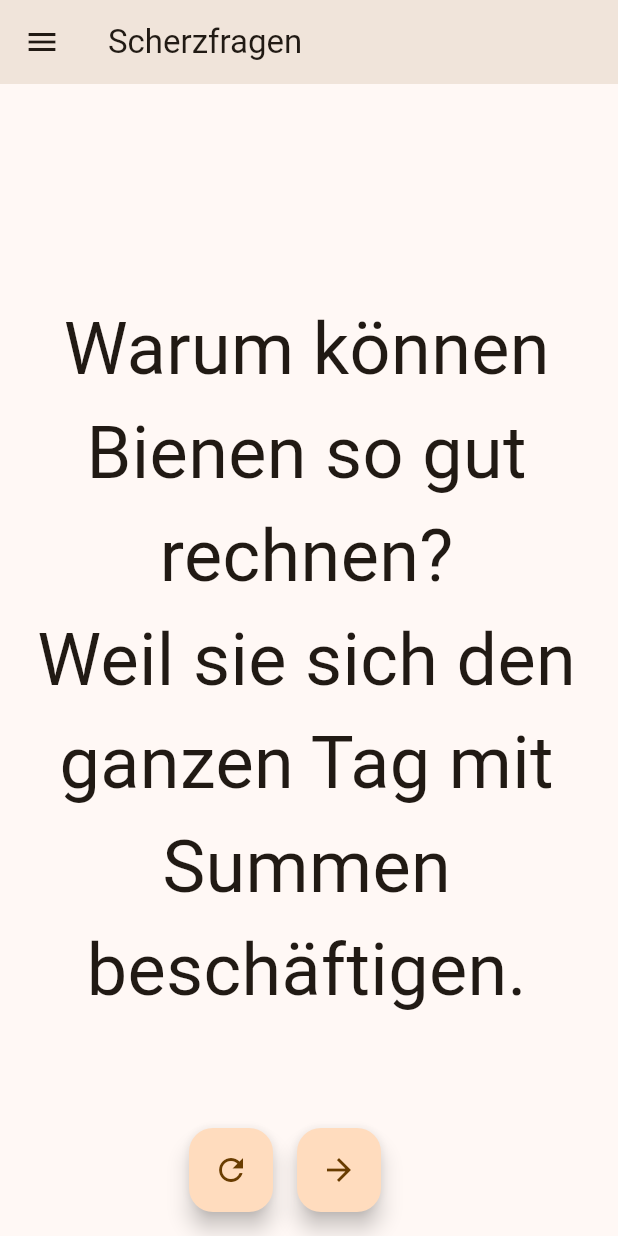
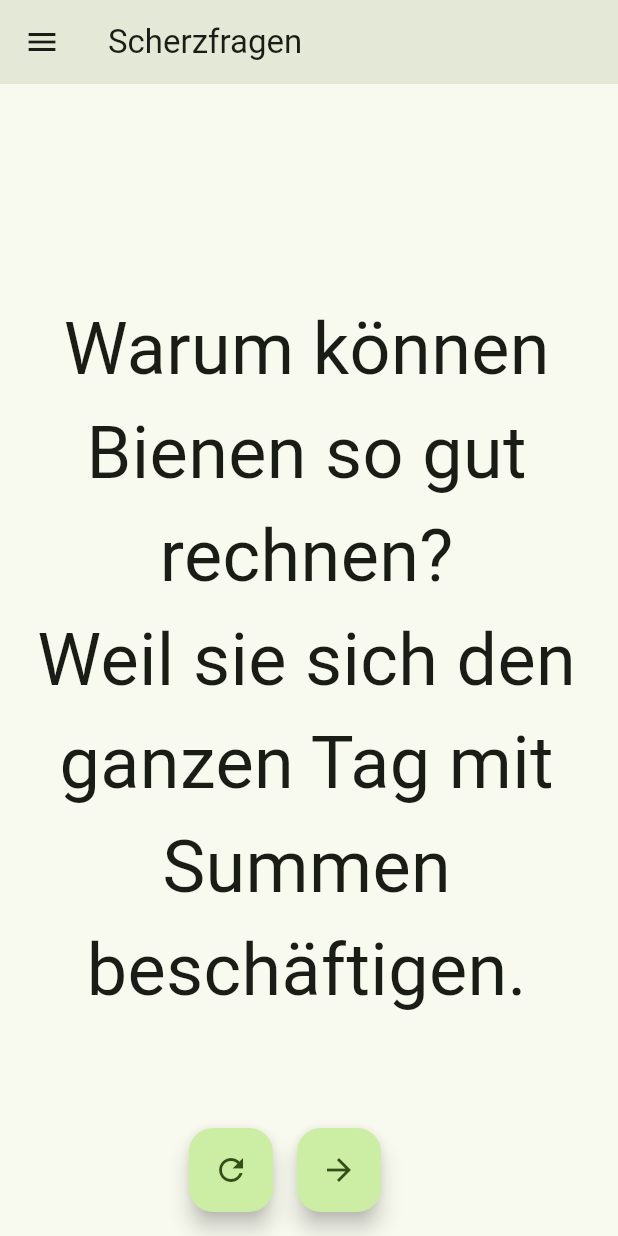
Before and after one commit to mfietz/flachwitze, a Flutter app: the screen it shows after launch, on a phone screen of 412 x 824 dp. Run offline on Flutter 3.47's test engine with Material 3 defaults, Android fonts, the light colour scheme and no system bars.

Commit message:
Change color

```diff
--- a/lib/main.dart
+++ b/lib/main.dart
@@ -16,7 +16,7 @@ class MyApp extends StatelessWidget {
       title: 'Flachwitze',
       theme: ThemeData(
         useMaterial3: true,
-        colorSchemeSeed: Colors.orange,
+        colorSchemeSeed: Colors.lightGreen,
       ),
       home: MainPage(),
     );
```
